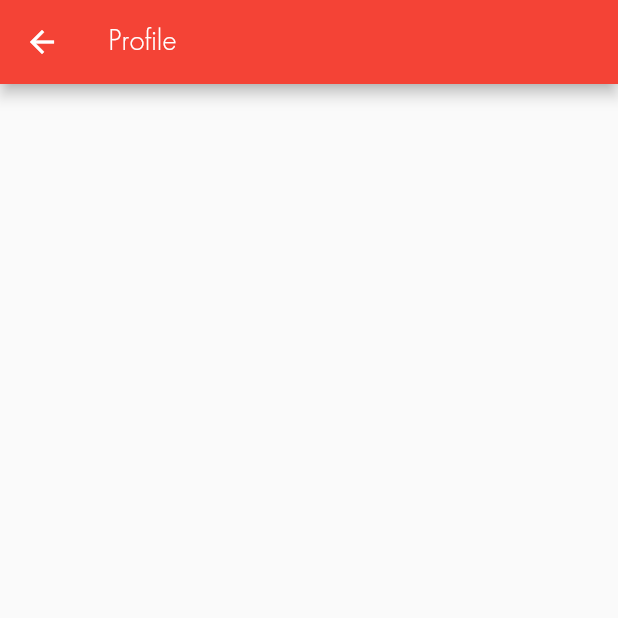
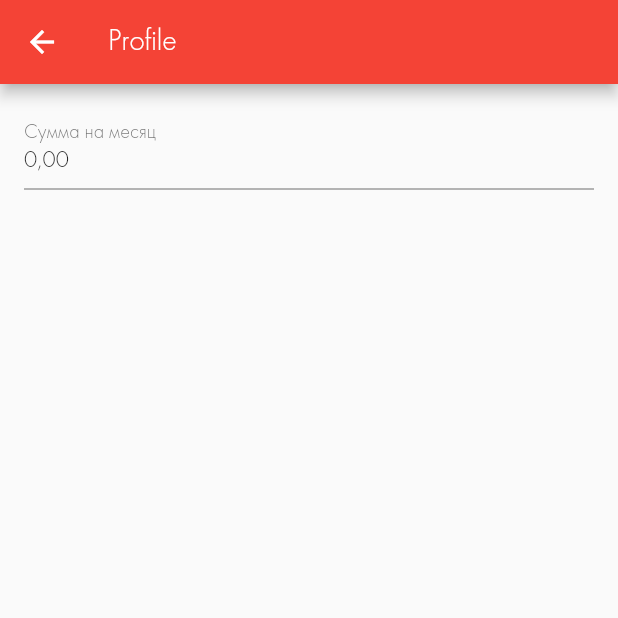
Before and after one commit to Yariqq/wallet_test, a Flutter app: the ProfilePage screen opened directly, on a phone screen of 412 x 824 dp, the top half of it. Run offline on Flutter 3.47's test engine with Material 2 defaults, Android fonts, the phone set to English and light mode, and no system bars; our stand-ins replace bloc, flutter_bloc; missing offline and left inert: cherrypick.

Commit message:
Last commit before starting network layer

```diff
--- a/lib/calendar/presentation/screens/calendar_screen.dart
+++ b/lib/calendar/presentation/screens/calendar_screen.dart
@@ -15,7 +15,7 @@ class CalendarScreen extends StatelessWidget {
             onPressed: () => Navigator.of(context).push(
                 MaterialPageRoute(builder: (context) => const ProfilePage())),
             icon: const Icon(
-              Icons.person_outline,
+              Icons.settings,
             ),
           ),
         ],
--- a/lib/profile/presentation/screens/profile_page.dart
+++ b/lib/profile/presentation/screens/profile_page.dart
@@ -1,9 +1,23 @@
 
-import 'package:flutter/cupertino.dart';
 import 'package:flutter/material.dart';
 
-class ProfilePage extends StatelessWidget {
+class ProfilePage extends StatefulWidget {
   const ProfilePage({Key? key}) : super(key: key);
+
+  @override
+  State<StatefulWidget> createState() {
+    return _ProfilePageState();
+  }
+}
+
+class _ProfilePageState extends State<ProfilePage> {
+  late final TextEditingController _sumController;
+
+  @override
+  void initState() {
+    _sumController = TextEditingController(text: '0,00');
+    super.initState();
+  }
 
   @override
   Widget build(BuildContext context) {
@@ -11,7 +25,22 @@ class ProfilePage extends StatelessWidget {
       appBar: AppBar(
         title: const Text('Profile'),
       ),
-      body: Container(),
+      body: SingleChildScrollView(
+        child: Column(
+          children: [
+            const SizedBox(height: 10),
+            ListTile(
+              title: TextFormField(
+                controller: _sumController,
+                decoration: const InputDecoration(
+                  labelText: 'Сумма на месяц',
+                  labelStyle: TextStyle(fontSize: 18),
+                ),
+              ),
+            ),
+          ],
+        ),
+      ),
     );
   }
 
```
Also changed, not shown: lib/calendar/presentation/chosen_date_popup.dart (added).
